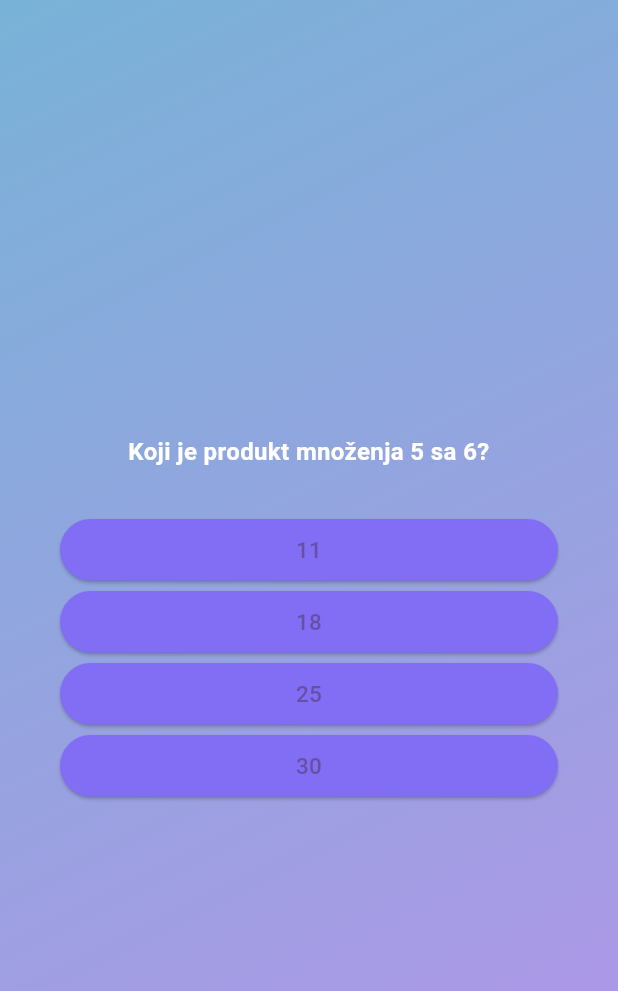
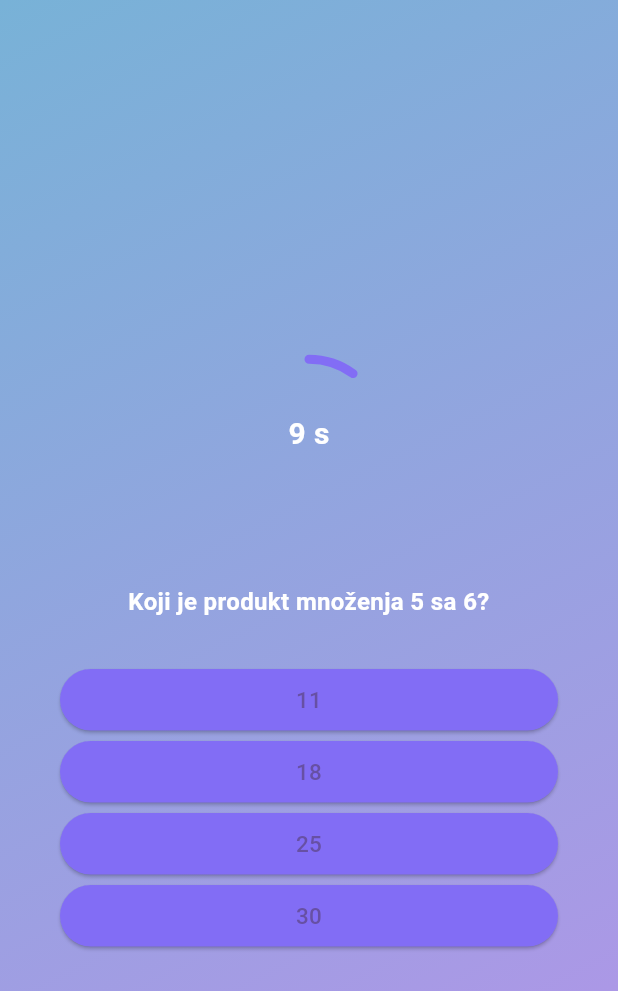
Before and after one commit to i2martin/quiz_app, a Flutter app: the screen it shows after launch, after a tap on "Započni kviz!", after a tap on "14", on a phone screen of 412 x 824 dp. Shown: the top 991 px of the screen. Run offline on Flutter 3.47's test engine with Material 3 defaults, Android fonts, the phone set to English and light mode, and no system bars; our stand-ins replace google_fonts.

Commit message:
Added fixed 10 second circular timer to each question. When timer expires, questions automatically change.

```diff
--- a/lib/data/questions.dart
+++ b/lib/data/questions.dart
@@ -1,6 +1,6 @@
 import 'package:quiz_app/models/quiz_question.dart';
 
-const questions = [
+var questions = [
   QuizQuestion(
     'Koji je rezultat zbroja 7 + 3?',
     [
--- a/lib/models/quiz_question.dart
+++ b/lib/models/quiz_question.dart
@@ -1,12 +1,21 @@
 class QuizQuestion {
-  const QuizQuestion(this.questionText, this.questionAnswers);
+  QuizQuestion(this.questionText, this.questionAnswers);
 
   final String questionText;
   final List<String> questionAnswers;
+  List<String> _alreadyShuffledAnswers = List.empty();
+  int _currentQuestionIndex = -1;
 
-  List<String> shuffleQuestionAnswers() {
-    final shuffledList = List.of(questionAnswers);
-    shuffledList.shuffle();
-    return shuffledList;
+  List<String> shuffleQuestionAnswers(int questionIndex) {
+    if (_currentQuestionIndex != questionIndex) {
+      //question has changed --> needs to shuffle
+      final shuffledList = List.of(questionAnswers);
+      shuffledList.shuffle();
+      _alreadyShuffledAnswers = shuffledList;
+      _currentQuestionIndex = questionIndex;
+      return shuffledList;
+    } else {
+      return _alreadyShuffledAnswers;
+    }
   }
 }
--- a/lib/questions_screen.dart
+++ b/lib/questions_screen.dart
@@ -1,6 +1,8 @@
 import 'package:flutter/material.dart';
 import 'answer_button.dart';
 import 'package:quiz_app/data/questions.dart';
+import 'dart:async';
+import 'dart:math';
 
 class QuestionsScreen extends StatefulWidget {
   const QuestionsScreen({super.key, required this.onSelectAnswer});
@@ -15,12 +17,49 @@ class QuestionsScreen extends StatefulWidget {
 
 class _QuestionsScreenState extends State<QuestionsScreen> {
   var currentQuestionIndex = 0;
-
+  late Timer _timer;
+  late double percentage = 1.0;
+  late int questionDuration = 10;
+  int index = -1;
   void answerQuestion(String selectedAnswer) {
     widget.onSelectAnswer(selectedAnswer);
     setState(() {
+      resetTimer();
       currentQuestionIndex++;
     });
+  }
+
+  @override
+  void initState() {
+    startTimer();
+    super.initState();
+  }
+
+  void startTimer() {
+    const oneSecond = Duration(seconds: 1);
+    _timer = Timer.periodic(oneSecond, (timer) {
+      setState(() {
+        percentage = timer.tick / questionDuration;
+        if (timer.tick >= questionDuration) {
+          timer.cancel();
+          answerQuestion("Vrijeme je isteklo.");
+        }
+      });
+    });
+  }
+
+  void resetTimer() {
+    _timer.cancel();
+    setState(() {
+      percentage = 0.0;
+    });
+    startTimer();
+  }
+
+  @override
+  void dispose() {
+    _timer.cancel();
+    super.dispose();
   }
 
   @override
@@ -34,6 +73,23 @@ class _QuestionsScreenState extends State<QuestionsScreen> {
           mainAxisAlignment: MainAxisAlignment.center,
           crossAxisAlignment: CrossAxisAlignment.stretch,
           children: [
+            SizedBox(
+              width: 200,
+              height: 200,
+              child: Stack(children: [
+                Positioned.fill(
+                    child: CustomPaint(
+                  painter: TimerPainter(percentage: percentage),
+                )),
+                Center(
+                  child: Text(
+                    '${questionDuration - _timer.tick} s',
+                    style: const TextStyle(
+                        fontSize: 20, fontWeight: FontWeight.bold),
+                  ),
+                ),
+              ]),
+            ),
             Text(
               currentQuestion.questionText,
               textAlign: TextAlign.center,
@@ -44,7 +100,10 @@ class _QuestionsScreenState extends State<QuestionsScreen> {
               ),
             ),
             const SizedBox(height: 30),
-            ...currentQuestion.shuffleQuestionAnswers().map((item) {
+            ...currentQuestion
+                .shuffleQuestionAnswers(currentQuestionIndex)
+                .map((item) {
+              index = currentQuestionIndex;
               return AnswerButton(
                 answerText: item,
                 onTap: () {
@@ -58,3 +117,43 @@ class _QuestionsScreenState extends State<QuestionsScreen> {
     );
   }
 }
+
+class TimerPainter extends CustomPainter {
+  final double percentage;
+
+  TimerPainter({required this.percentage});
+
+  @override
+  void paint(Canvas canvas, Size size) {
+    final paint = Paint()
+      ..color = const Color.fromARGB(0, 193, 193, 193)
+      ..strokeCap = StrokeCap.round
+      ..strokeWidth = 6.0
+      ..style = PaintingStyle.stroke;
+
+    final center = Offset(size.width / 2, size.height / 2);
+    final radius = min(size.width / 4, size.height / 4);
+
+    canvas.drawCircle(center, radius, paint);
+
+    final progressPaint = Paint()
+      ..color = const Color(0xFF826DF5)
+      ..strokeCap = StrokeCap.round
+      ..strokeWidth = 6.0
+      ..style = PaintingStyle.stroke;
+
+    final sweepAngle = 2 * pi * percentage;
+    canvas.drawArc(
+      Rect.fromCircle(center: center, radius: radius),
+      -pi / 2,
+      sweepAngle,
+      false,
+      progressPaint,
+    );
+  }
+
+  @override
+  bool shouldRepaint(CustomPainter oldDelegate) {
+    return true;
+  }
+}
```
